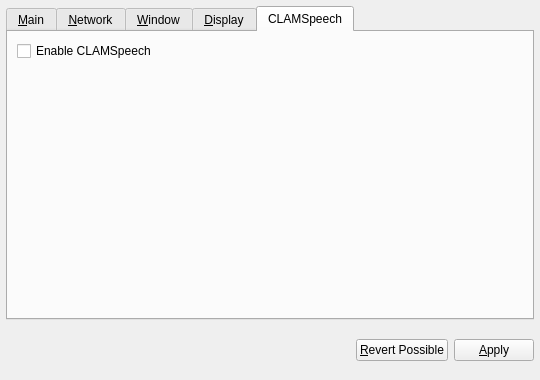
The window that src/qt/forms/optionsdialog.ui (coinkeeper/2015-06-22_18-55_clams) describes before a commit, drawn with Qt 5.
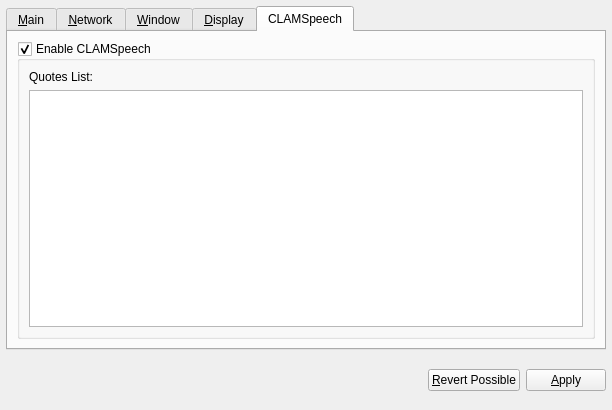
The same window after the commit. Custom widgets are drawn as their Qt base class.

```diff
--- a/src/qt/forms/optionsdialog.ui
+++ b/src/qt/forms/optionsdialog.ui
@@ -6,8 +6,8 @@
    <rect>
     <x>0</x>
     <y>0</y>
-    <width>540</width>
-    <height>380</height>
+    <width>612</width>
+    <height>410</height>
    </rect>
   </property>
   <layout class="QVBoxLayout" name="verticalLayout">
@@ -426,25 +426,34 @@
       </attribute>
       <layout class="QGridLayout" name="gridLayout">
        <item row="0" column="0">
-        <widget class="QCheckBox" name="clamSpeechChecked">
-         <property name="text">
+        <widget class="QGroupBox" name="clamSpeechGroupbox">
+         <property name="title">
           <string>Enable CLAMSpeech</string>
          </property>
+         <property name="checkable">
+          <bool>true</bool>
+         </property>
+         <property name="checked">
+          <bool>true</bool>
+         </property>
+         <layout class="QGridLayout" name="gridLayout_2">
+          <item row="1" column="0">
+           <widget class="QPlainTextEdit" name="clamSpeechEditbox">
+            <property name="lineWrapMode">
+             <enum>QPlainTextEdit::NoWrap</enum>
+            </property>
+           </widget>
+          </item>
+          <item row="0" column="0">
+           <widget class="QLabel" name="label">
+            <property name="text">
+             <string>Quotes List:</string>
+            </property>
+           </widget>
+          </item>
+         </layout>
         </widget>
        </item>
-       <item row="1" column="0">
-        <spacer name="verticalSpacer">
-         <property name="orientation">
-          <enum>Qt::Vertical</enum>
-         </property>
-         <property name="sizeHint" stdset="0">
-          <size>
-           <width>20</width>
-           <height>40</height>
-          </size>
-         </property>
-        </spacer>
-       </item>
       </layout>
      </widget>
     </widget>
```
Left out of the diff: 2 changed lines with no effect on the pictures.
